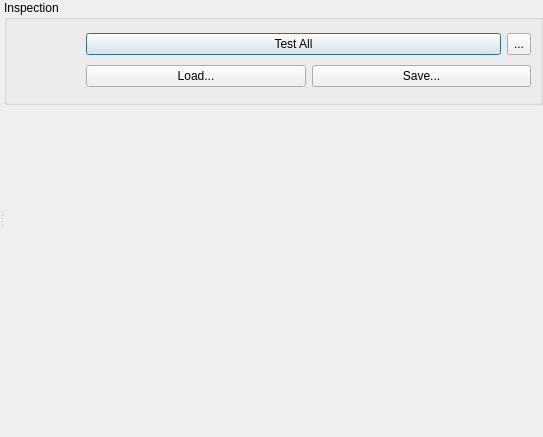
Old version of the form AcfSln/Include/iqtinsp/CInspectionTaskGuiComp.ui in the repository ImagingTools/AcfPublic.
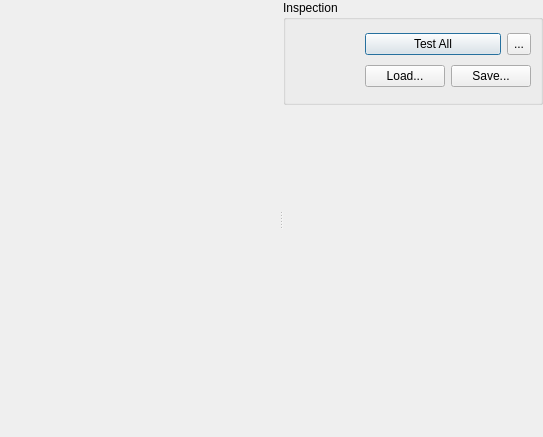
New version of the form. Icons and pictures are not drawn.

```diff
--- a/AcfSln/Include/iqtinsp/CInspectionTaskGuiComp.ui
+++ b/AcfSln/Include/iqtinsp/CInspectionTaskGuiComp.ui
@@ -22,7 +22,14 @@
      <property name="orientation">
       <enum>Qt::Horizontal</enum>
      </property>
-     <widget class="QStackedWidget" name="PreviewStack"/>
+     <widget class="QStackedWidget" name="PreviewStack">
+      <property name="sizePolicy">
+       <sizepolicy hsizetype="Expanding" vsizetype="Preferred">
+        <horstretch>1</horstretch>
+        <verstretch>0</verstretch>
+       </sizepolicy>
+      </property>
+     </widget>
      <widget class="QWidget" name="layoutWidget">
       <layout class="QVBoxLayout" name="verticalLayout">
        <item>
```
Left out of the diff: 2 changed lines with no effect on the pictures.
